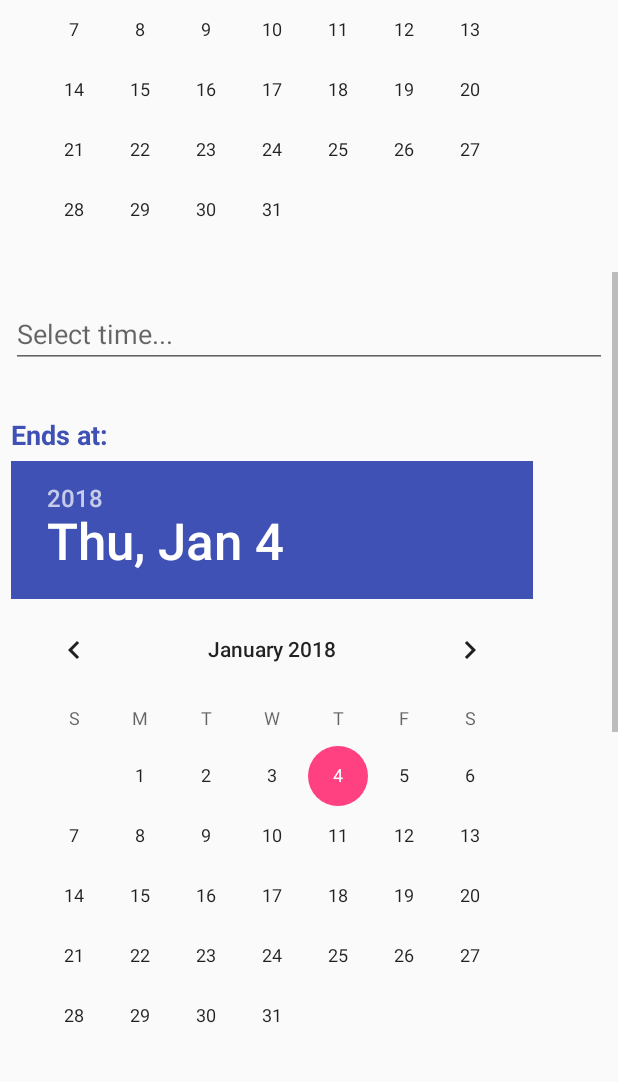
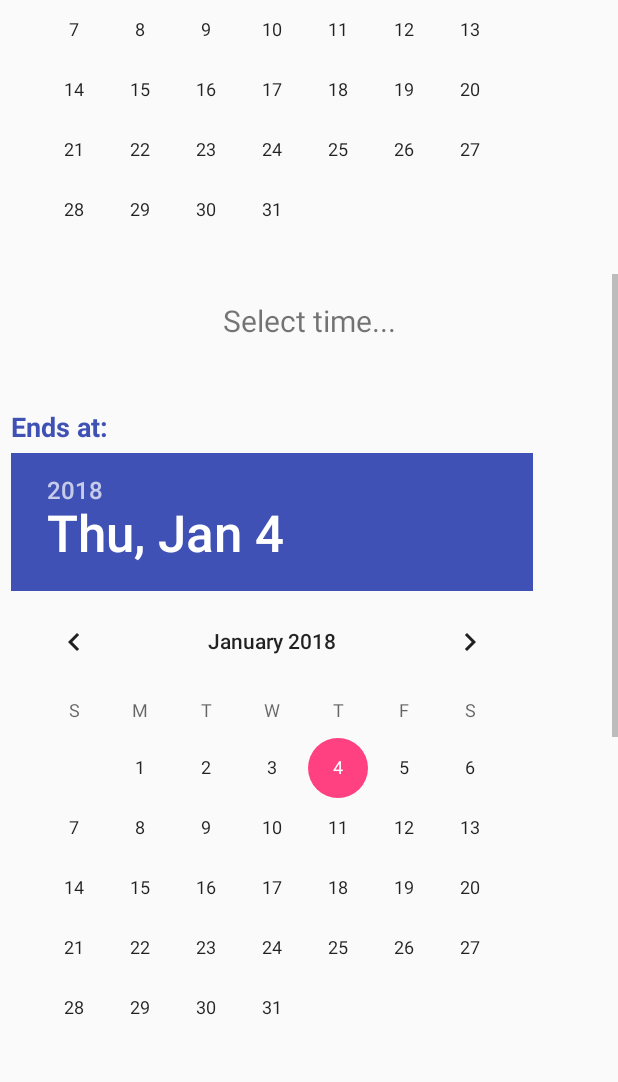
Before and after one commit to MatteoBiasielli/TravlendarPlus, an Android app: the NewActActivity screen opened directly, with no data from a screen before it, scrolled down 537 dp, on a phone screen of 412 x 824 dp, the part 134-1216 px from its top. Run offline under Robolectric (Android 15) with nearby library versions, the phone set to English and light mode, and no system bars; 5 statements that could not run were skipped.

Commit message:
minor changes

```diff
--- a/travlendarandroidclient/app/src/main/java/biasiellicapodifatta/travlendar/layouts/NewActActivity.java
+++ b/travlendarandroidclient/app/src/main/java/biasiellicapodifatta/travlendar/layouts/NewActActivity.java
@@ -56,8 +56,8 @@ public class NewActActivity extends AppCompatActivity {
     private EditText mNotesView;
     private EditText mDuration;
 
-    private EditText mTimeStart;
-    private EditText mTimeEnd;
+    private TextView mTimeStart;
+    private TextView mTimeEnd;
 
     private View mNewActFormView;
     private View mProgressView;
@@ -143,7 +143,10 @@ public class NewActActivity extends AppCompatActivity {
                     public void onTimeSet(TimePicker timePicker, int selectedHour, int selectedMinutes) {
                         mStartHour = selectedHour;
                         mStartMin = selectedMinutes;
-                        mTimeStart.setText(selectedHour + ":" + selectedMinutes);
+                        if(selectedMinutes==0)
+                            mTimeStart.setText("Start time: "+selectedHour + ":" + "00");
+                        else
+                            mTimeStart.setText("Start time: "+selectedHour + ":" + selectedMinutes);
                     }
                 }, hour, minute, true);
                 mTimePicker.setTitle("Select time");
@@ -164,7 +167,10 @@ public class NewActActivity extends AppCompatActivity {
                     public void onTimeSet(TimePicker timePicker, int selectedHour, int selectedMinutes) {
                         mEndHour = selectedHour;
                         mEndMin = selectedMinutes;
-                        mTimeEnd.setText(selectedHour + ":" + selectedMinutes);
+                        if(selectedMinutes==0)
+                            mTimeEnd.setText("Start time: "+selectedHour + ":" + "00");
+                        else
+                            mTimeEnd.setText("Start time: "+selectedHour + ":" + selectedMinutes);
                     }
                 }, hour, minute, true);
                 mTimePicker.setTitle("Select time");
@@ -190,8 +196,13 @@ public class NewActActivity extends AppCompatActivity {
             }
         });
 
+        Intent intent = getIntent();
+        String[] date = intent.getStringExtra("currDate").split("-");
         mDatePickerStart = findViewById(R.id.datePicker_start);
+        mDatePickerStart.init(/*YEAR*/Integer.parseInt(date[0]), /*MONTH*/Integer.parseInt(date[1])-1, /*DAY*/Integer.parseInt(date[2]), null);
+
         mDatePickerEnd = findViewById(R.id.datePicker_end);
+        mDatePickerEnd.init(/*YEAR*/Integer.parseInt(date[0]), /*MONTH*/Integer.parseInt(date[1])-1, /*DAY*/Integer.parseInt(date[1]), null);
 
         Button addButton = findViewById(R.id.add_button);
         addButton.setOnClickListener(new View.OnClickListener() {
--- a/travlendarandroidclient/app/src/main/res/layout/activity_new_act.xml
+++ b/travlendarandroidclient/app/src/main/res/layout/activity_new_act.xml
@@ -10,8 +10,12 @@
         android:id="@+id/progressBar"
         style="?android:attr/progressBarStyle"
         android:layout_width="match_parent"
-        android:layout_height="wrap_content"
-        android:visibility="gone" />
+        android:layout_height="68dp"
+        android:layout_marginTop="30dp"
+        android:visibility="gone"
+        app:layout_constraintEnd_toEndOf="parent"
+        app:layout_constraintStart_toStartOf="parent"
+        app:layout_constraintTop_toTopOf="parent" />
 
     <ScrollView
         android:id="@+id/new_act_view"
@@ -102,13 +106,13 @@
                 android:layout_height="wrap_content"
                 android:headerBackground="@color/colorPrimary" />
 
-            <EditText
+            <TextView
                 android:id="@+id/selectTimeStart"
                 android:layout_width="match_parent"
-                android:layout_height="wrap_content"
-                android:ems="10"
-                android:hint="@string/select_time"
-                android:inputType="time" />
+                android:layout_height="40dp"
+                android:text="@string/select_time"
+                android:textAlignment="center"
+                android:textSize="20sp" />
 
             <Space
                 android:layout_width="match_parent"
@@ -129,13 +133,13 @@
                 android:layout_height="wrap_content"
                 android:headerBackground="@color/colorPrimary" />
 
-            <EditText
+            <TextView
                 android:id="@+id/selectTimeEnd"
                 android:layout_width="match_parent"
-                android:layout_height="wrap_content"
-                android:ems="10"
-                android:hint="@string/select_time"
-                android:inputType="time" />
+                android:layout_height="40dp"
+                android:text="@string/select_time"
+                android:textAlignment="center"
+                android:textSize="20sp" />
 
             <Space
                 android:layout_width="match_parent"
```
Also changed, not shown: travlendarandroidclient/app/src/main/java/biasiellicapodifatta/travlendar/layouts/SettingsMenu.java (+53 -10 lines), travlendarandroidclient/app/src/main/res/layout/activity_settings_menu.xml (+30 -0 lines).
